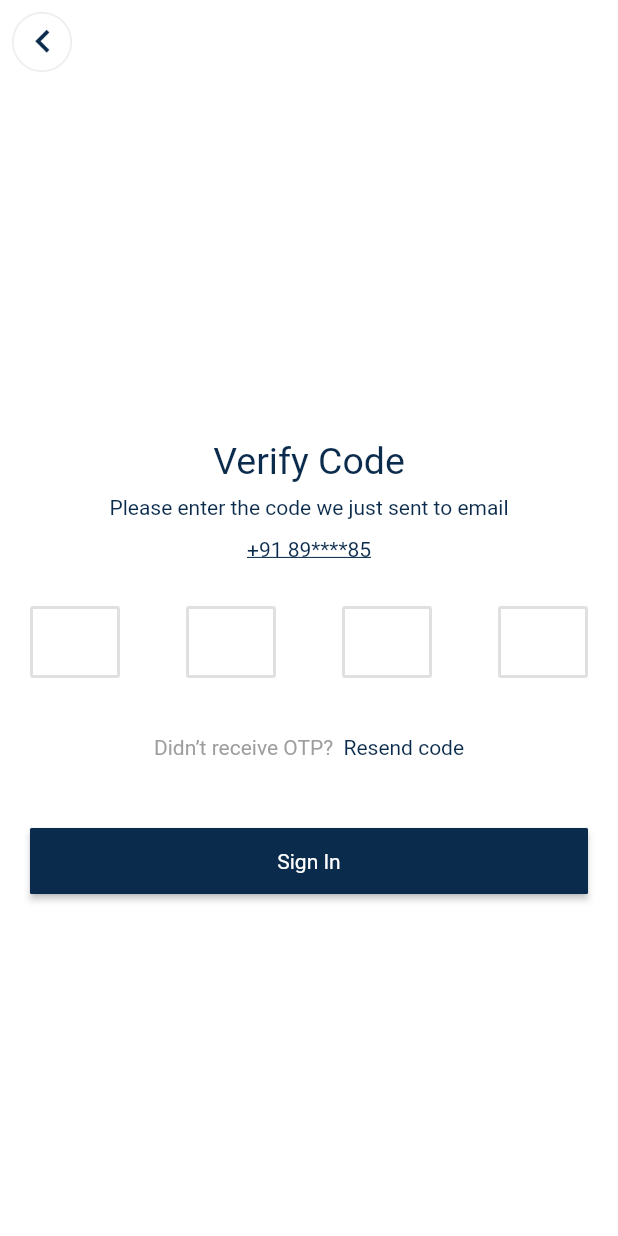
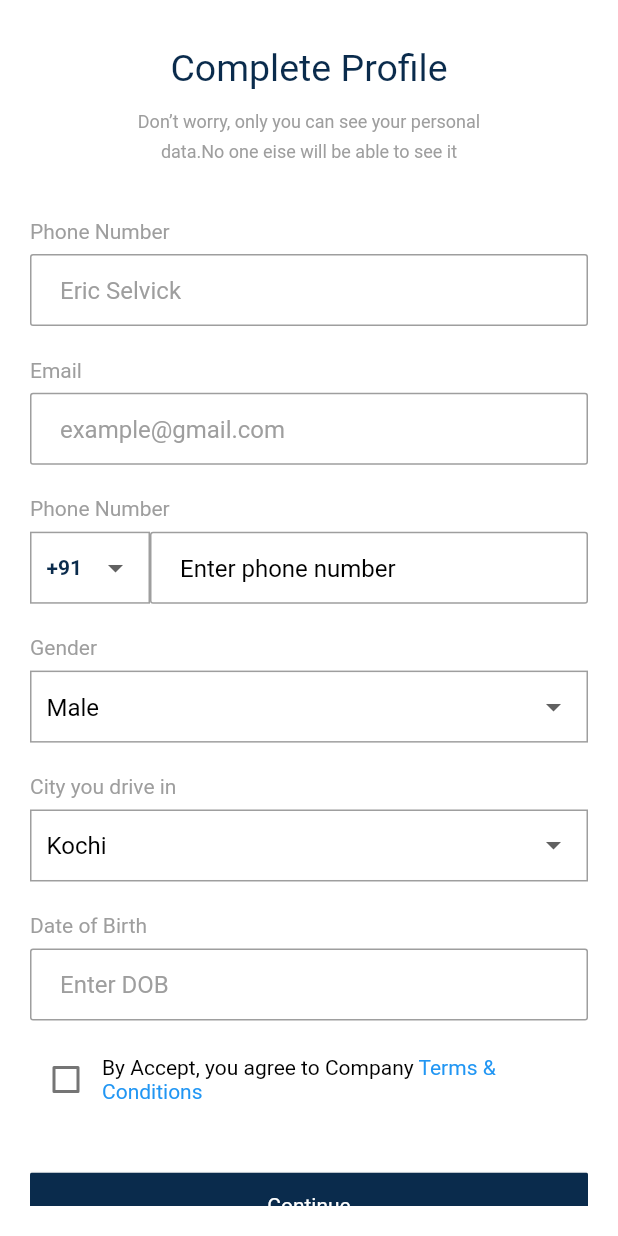
Before and after one commit to Rayarmohan/Jambo-Taxi-app, a Flutter app: the OTPScreen screen opened by its route, after a tap on "Sign In", on a phone screen of 412 x 824 dp. Run offline on Flutter 3.47's test engine with Material 3 defaults, Android fonts, the phone set to English and light mode, and no system bars; our stand-ins replace flutter_screenutil, flutter_svg, get; Roboto replaces fonts that are missing (SF Pro Display).

Commit message:
registration_screen

```diff
--- a/lib/features/otp_verify/otp_verify_screen.dart
+++ b/lib/features/otp_verify/otp_verify_screen.dart
@@ -1,6 +1,9 @@
 import 'package:flutter/material.dart';
 import 'package:flutter_screenutil/flutter_screenutil.dart';
+import 'package:get/get.dart';
+import 'package:get/get_core/src/get_main.dart';
 import 'package:jambotaxi/utils/color/app_colors.dart';
+import 'package:jambotaxi/utils/route/route_name.dart';
 import 'package:jambotaxi/widgets/custom_app_bar.dart';
 import 'package:jambotaxi/widgets/custom_button.dart';
 import 'package:jambotaxi/widgets/custom_images.dart';
@@ -76,7 +79,18 @@ class OTPScreen extends StatelessWidget {
             CustomButton(
               height: 44,
               width: 1.sw,
-              onPressed: () {},
+              onPressed: () {
+                print("clicked");
+
+                Get.toNamed(AppRoute.registrationScreen);
+
+
+
+
+
+
+
+              },
               text: "Sign In",
               color: AppColors.primeryColor,
             )
--- /dev/null
+++ b/lib/features/registration/registration_controller.dart
@@ -0,0 +1,32 @@
+import 'package:flutter/material.dart';
+import 'package:get/get.dart';
+
+class RegistarationController extends GetxController{
+  var dropdownValue = '+91'.obs;
+  var genderdropdownValue = 'Male'.obs;
+   var citydropdownValue = 'Kochi'.obs;
+   var isChecked = false.obs;
+
+  TextEditingController nameController = TextEditingController();
+  TextEditingController phoneController = TextEditingController();
+   void setDropdownValue(String value) {
+    dropdownValue.value = value;
+    update();
+  }
+
+   void setGenderDropdownValue(String value) {
+    genderdropdownValue.value = value;
+    update();
+  }
+
+   void setCityDropdownValue(String value) {
+    citydropdownValue.value = value;
+    update();
+  }
+
+  void setIsChecked(bool value) {
+    isChecked.value = value;
+    update();
+  }
+
+}
--- /dev/null
+++ b/lib/features/registration/registration_screen.dart
@@ -0,0 +1,296 @@
+import 'package:flutter/gestures.dart';
+import 'package:flutter/material.dart';
+import 'package:flutter_screenutil/flutter_screenutil.dart';
+import 'package:get/get.dart';
+import 'package:get/get_core/src/get_main.dart';
+import 'package:jambotaxi/features/registration/registration_controller.dart';
+import 'package:jambotaxi/features/welcome/welcome_screen.dart';
+import 'package:jambotaxi/utils/color/app_colors.dart';
+import 'package:jambotaxi/widgets/custom_button.dart';
+import 'package:jambotaxi/widgets/custom_text_field.dart';
+
+class RegistartionScreen extends StatelessWidget {
+  const RegistartionScreen({super.key});
+
+  @override
+  Widget build(BuildContext context) {
+    final RegistarationController controller =
+        Get.put(RegistarationController());
+    return Scaffold(
+      body: SafeArea(
+          child: Padding(
+        padding: EdgeInsets.only(top: 20, left: 20, right: 20, bottom: 20),
+        child: Center(
+          child: SingleChildScrollView(
+            child: Column(
+              crossAxisAlignment: CrossAxisAlignment.center,
+              children: [
+                Text(
+                  textAlign: TextAlign.center,
+                  "Complete Profile",
+                  style: Theme.of(context)
+                      .textTheme
+                      .headlineMedium!
+                      .copyWith(height: 1.7, color: AppColors.primeryColor),
+                ),
+                SizedBox(
+                  height: 7.h,
+                ),
+                Text(
+                  textAlign: TextAlign.center,
+                  "Don’t worry, only you can see your personal\ndata.No one eise will be able to see it",
+                  style: Theme.of(context)
+                      .textTheme
+                      .bodySmall!
+                      .copyWith(height: 1.7, color: AppColors.grey),
+                ),
+                SizedBox(
+                  height: 30.h,
+                ),
+                Column(
+                  crossAxisAlignment: CrossAxisAlignment.start,
+                  children: [
+                    Text("Phone Number",
+                        style: Theme.of(context)
+                            .textTheme
+                            .bodyMedium!
+                            .copyWith(height: 1.7, color: AppColors.grey)),
+                    SizedBox(
+                      height: 5.h,
+                    ),
+                    CustomTextField(
+                      controller: controller.nameController,
+                      hint: 'Eric Selvick',
+                    ),
+                    SizedBox(
+                      height: 15.h,
+                    ),
+                    Text("Email",
+                        style: Theme.of(context)
+                            .textTheme
+                            .bodyMedium!
+                            .copyWith(height: 1.7, color: AppColors.grey)),
+                    SizedBox(
+                      height: 5.h,
+                    ),
+                    CustomTextField(
+                      controller: controller.nameController,
+                      hint: 'example@gmail.com',
+                    ),
+                    SizedBox(
+                      height: 15.h,
+                    ),
+                    Text("Phone Number",
+                        style: Theme.of(context)
+                            .textTheme
+                            .bodyMedium!
+                            .copyWith(height: 1.7, color: AppColors.grey)),
+                    SizedBox(
+                      height: 5.h,
+                    ),
+                    Row(
+                      children: [
+                        Obx(
+                          () => Container(
+                            height: 48,
+                            width: 80,
+                            padding: const EdgeInsets.all(10),
+                            decoration: BoxDecoration(
+                                border: Border.all(
+                                    width: 1, color: AppColors.grey)),
+                            child: DropdownButtonHideUnderline(
+                              child: DropdownButton<String>(
+                                value: controller.dropdownValue.value,
+                                onChanged: (String? newValue) {
+                                  controller.setDropdownValue(newValue!);
+                                },
+                                items: <String>['+91', '+1', '+44',]
+                                    .map((String value) {
+                                  return DropdownMenuItem<String>(
+                                    alignment: AlignmentDirectional.centerEnd,
+                                    value: value,
+                                    child: Text(value),
+                                  );
+                                }).toList(),
+                              ),
+                            ),
+                          ),
+                        ),
+                        Expanded(
+                            child: CustomTextFieldInt(
+                          controller: controller.phoneController,
+                          hint: 'Enter phone number',
+                        )),
+                      ],
+                    ),
+                    SizedBox(
+                      height: 15.h,
+                    ),
+                    Text("Gender",
+                        style: Theme.of(context)
+                            .textTheme
+                            .bodyMedium!
+                            .copyWith(height: 1.7, color: AppColors.grey)),
+                    SizedBox(
+                      height: 5.h,
+                    ),
+                    Obx(
+                      () => Container(
+                        height: 48,
+                        width: 500,
+                        padding: const EdgeInsets.all(10),
+                        decoration: BoxDecoration(
+                            border:
+                                Border.all(width: 1, color: AppColors.grey)),
+                        child: DropdownButtonHideUnderline(
+                          child: DropdownButton<String>(
+                            value: controller.genderdropdownValue.value,
+                            onChanged: (String? newValue) {
+                              controller.setGenderDropdownValue(newValue!);
+                            },
+                            items:
+                                <String>['Male', 'Female'].map((String value) {
+                              return DropdownMenuItem<String>(
+                                alignment: AlignmentDirectional.center,
+                                value: value,
+                                child: Text(
+                                  value,
+                                  style: TextStyle(
+                                    fontFamily: "SF Pro Display",
+                                    fontSize: 16,
+                                    fontWeight: FontWeight.w400,
+                                    height: 1.275,
+                                    color: Colors.black,
+                                  ),
+                                ),
+                              );
+                            }).toList(),
+                          ),
+                        ),
+                      ),
+                    ),
+                    SizedBox(
+                      height: 15.h,
+                    ),
+                    Text("City you drive in",
+                        style: Theme.of(context)
+                            .textTheme
+                            .bodyMedium!
+                            .copyWith(height: 1.7, color: AppColors.grey)),
+                    SizedBox(
+                      height: 5.h,
+                    ),
+                    Obx(
+                      () => Container(
+                        height: 48,
+                        width: 500,
+                        padding: const EdgeInsets.all(10),
+                        decoration: BoxDecoration(
+                            border:
+                                Border.all(width: 1, color: AppColors.grey)),
+                        child: DropdownButtonHideUnderline(
+                          child: DropdownButton<String>(
+                            value: controller.citydropdownValue.value,
+                            onChanged: (String? newValue) {
+                              controller.setCityDropdownValue(newValue!);
+                            },
+                            items: <String>[
+                              'Kochi',
+                              'Kollam',
+                              'Kottayam',
+                              'Alappuzha'
+                            ].map((String value) {
+                              return DropdownMenuItem<String>(
+                                alignment: AlignmentDirectional.center,
+                                value: value,
+                                child: Text(
+                                  value,
+                                  style: TextStyle(
+                                    fontFamily: "SF Pro Display",
+                                    fontSize: 16,
+                                    fontWeight: FontWeight.w400,
+                                    height: 1.275,
+                                    color: Colors.black,
+                                  ),
+                                ),
+                              );
+                            }).toList(),
+                          ),
+                        ),
+                      ),
+                    ),
+                    SizedBox(
+                      height: 15.h,
+                    ),
+                    Text("Date of Birth",
+                        style: Theme.of(context)
+                            .textTheme
+                            .bodyMedium!
+                            .copyWith(height: 1.7, color: AppColors.grey)),
+                    SizedBox(
+                      height: 5.h,
+                    ),
+                    CustomTextField(
+                      controller: controller.nameController,
+                      hint: 'Enter DOB',
+                    ),
+
+                     SizedBox(
+                      height: 15.h,
+                    ),
+                    Row(
+                      children: [
+                        Obx(
+                          () => Checkbox(
+                            checkColor: AppColors.white,
+
+                            value: controller.isChecked.value,
+                            onChanged: (bool? value) {
+                              controller.setIsChecked(value!);
+                            },
+                            activeColor: AppColors.primeryColor,
+                          ),
+                        ),
+                        Expanded(
+                          child: RichText(
+                            text: TextSpan(
+                              text: 'By Accept, you agree to Company ',
+                              style: TextStyle(color: Colors.black),
+                              children: <TextSpan>[
+                                TextSpan(
+                                  text: 'Terms & Conditions',
+                                  style: TextStyle(color: Colors.blue),
+                                  recognizer: TapGestureRecognizer()
+                                    ..onTap = () {
+                                      // Open terms and conditions link
+                                    },
+                                ),
+                              ],
+                            ),
+                          ),
+                        ),
+                      ],
+                    ),
+                     SizedBox(
+                      height: 35.h,
+                    ),
+                    CustomButton(
+                      height: 44,
+                      width: 1.sw,
+                      onPressed: () {
+                        print("clicked");
+
+                        Navigator.push(context, MaterialPageRoute(builder: (context)=> WelcomeScreen()));
+                      },
+                      text: "Continue",
+                    ),
+                  ],
+                )
+              ],
+            ),
+          ),
+        ),
+      )),
+    );
+  }
+}
--- /dev/null
+++ b/lib/features/welcome/welcome_screen.dart
@@ -0,0 +1,57 @@
+import 'package:flutter/material.dart';
+import 'package:jambotaxi/utils/color/app_colors.dart';
+import 'package:jambotaxi/widgets/custom_app_bar.dart';
+import 'package:jambotaxi/widgets/custom_images.dart';
+
+class WelcomeScreen extends StatelessWidget {
+  const WelcomeScreen({super.key});
+
+  @override
+  Widget build(BuildContext context) {
+    return Scaffold(
+      appBar: CustomAppBar(
+        title: const SizedBox(),
+        leading: const Padding(
+          padding: EdgeInsets.all(8.0),
+          child: CustomPngImage(
+            imageName: "assets/images/arrow_back.png",
+            height: 30,
+            width: 30,
+          ),
+        ),
+      ),
+      body: Padding(
+        padding: EdgeInsets.all(20),
+        child: Center(
+          child: Column(
+            crossAxisAlignment: CrossAxisAlignment.center,
+            children: [
+              Text(
+                "Welcome,",
+                style: Theme.of(context)
+                    .textTheme
+                    .bodyMedium!
+                    .copyWith(height: 1.7, color: AppColors.grey),
+              ),
+               Text(
+                  textAlign: TextAlign.center,
+                  "Jenny Wilson",
+                  style: Theme.of(context)
+                      .textTheme
+                      .headlineMedium!
+                      .copyWith(height: 1.7, color: AppColors.primeryColor),
+                ),
+
+                Column(
+                  crossAxisAlignment: CrossAxisAlignment.start,
+                  children: [
+
+                  ],
+                )
+            ],
+          ),
+        ),
+      ),
+    );
+  }
+}
--- a/lib/utils/route/route.dart
+++ b/lib/utils/route/route.dart
@@ -3,10 +3,14 @@ import 'package:get/get.dart';
 import 'package:jambotaxi/features/login/login_screen.dart';
 import 'package:jambotaxi/features/on_board/on_board_screen.dart';
 import 'package:jambotaxi/features/otp_verify/otp_verify_screen.dart';
+import 'package:jambotaxi/features/registration/registration_screen.dart';
 import 'package:jambotaxi/utils/route/route_name.dart';
 
 appRoutes() => [
       GetPage(name: AppRoute.onboard, page: () => OnBoardScreen()),
       GetPage(name: AppRoute.login, page: () => const LoginScreen()),
       GetPage(name: AppRoute.otpscreen, page: () => const OTPScreen()),
+      GetPage(
+          name: AppRoute.registrationScreen,
+          page: () => const RegistartionScreen()),
     ];
--- a/lib/utils/route/route_name.dart
+++ b/lib/utils/route/route_name.dart
@@ -2,4 +2,5 @@ class AppRoute {
   static String onboard = '/OnBoardScreen';
   static String login = '/LoginScreen';
   static String otpscreen = '/OtpScreen';
+  static String registrationScreen = '/RegistartionScreen';
 }
```
Also changed, not shown: lib/features/welcome/welcome_controller.dart (added).
